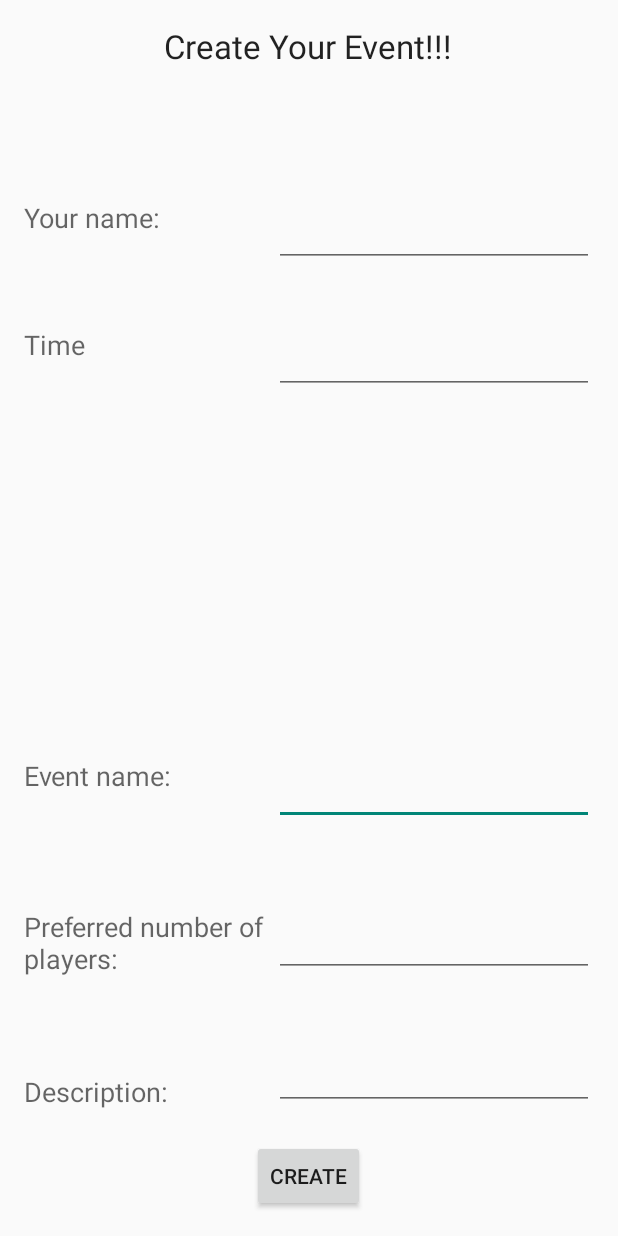
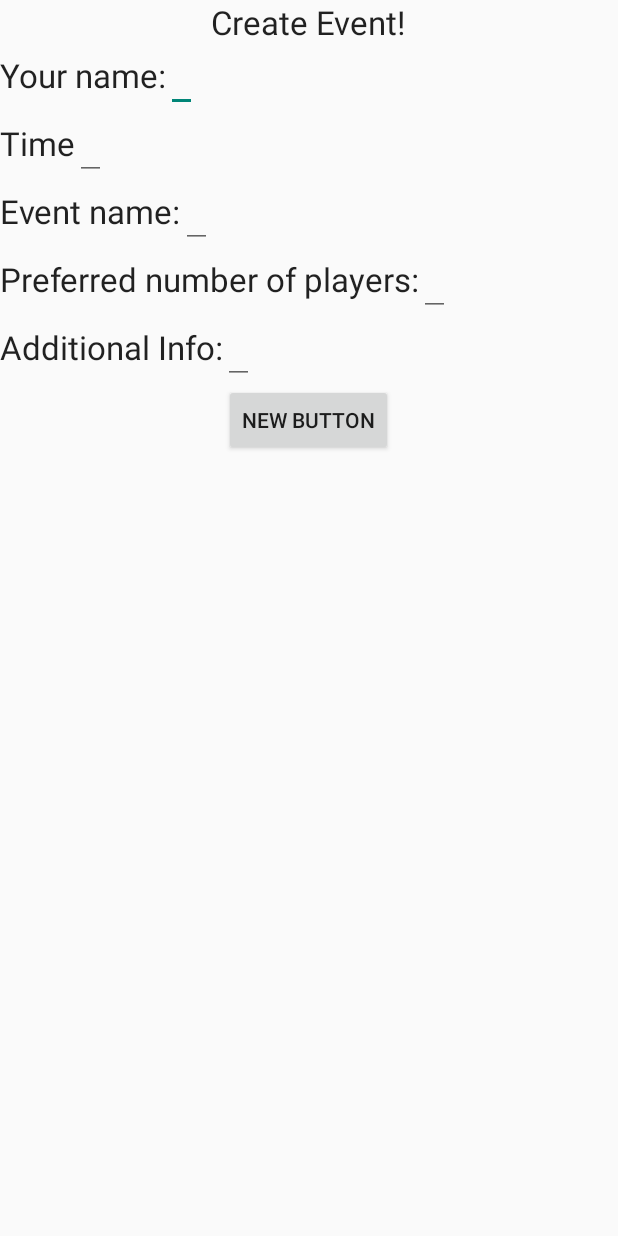
Before and after one commit to gcherr/CMPS115-Project, an Android app: the createEvent screen opened directly, with no data from a screen before it, on a phone screen of 412 x 824 dp. Run offline under Robolectric (Android 15) with nearby library versions, the phone set to English and light mode, and no system bars; libraries missing offline, so code that uses them is left out: com.parse; 1 statement that could not run was skipped.

Commit message:
changed layout of createEvent page

```diff
--- a/SlugSports/app/src/main/AndroidManifest.xml
+++ b/SlugSports/app/src/main/AndroidManifest.xml
@@ -7,6 +7,7 @@
     <uses-permission android:name="android.permission.GET_ACCOUNTS" />
     <uses-permission android:name="android.permission.MANAGE_ACCOUNTS" />
     <uses-permission android:name="android.permission.USE_CREDENTIALS" />
+
 
     <application
         android:allowBackup="true"
--- a/SlugSports/app/src/main/res/layout/activity_create_event.xml
+++ b/SlugSports/app/src/main/res/layout/activity_create_event.xml
@@ -1,3 +1,132 @@
+<?xml version="1.0" encoding="utf-8"?>
+<ScrollView xmlns:android="http://schemas.android.com/apk/res/android"
+    android:layout_width="match_parent" android:layout_height="match_parent">
+
+    <LinearLayout
+        android:orientation="vertical"
+        android:layout_width="match_parent"
+        android:layout_height="wrap_content"
+        android:weightSum="7">
+
+        <TextView
+            android:layout_width="wrap_content"
+            android:layout_height="wrap_content"
+            android:textAppearance="?android:attr/textAppearanceLarge"
+            android:text="Create Event!"
+            android:id="@+id/textView8"
+            android:layout_gravity="center_horizontal"
+            android:layout_weight="1" />
+
+        <LinearLayout
+            android:orientation="horizontal"
+            android:layout_width="match_parent"
+            android:layout_height="match_parent"
+            android:layout_weight="1">
+
+            <TextView
+                android:layout_width="wrap_content"
+                android:layout_height="wrap_content"
+                android:textAppearance="?android:attr/textAppearanceLarge"
+                android:text="@string/enter_name"
+                android:id="@+id/textView9" />
+
+            <EditText
+                android:layout_width="wrap_content"
+                android:layout_height="wrap_content"
+                android:id="@+id/editText4"
+                android:inputType="textPersonName"/>
+        </LinearLayout>
+
+        <LinearLayout
+            android:orientation="horizontal"
+            android:layout_width="match_parent"
+            android:layout_height="match_parent"
+            android:layout_weight="1">
+
+            <TextView
+                android:layout_width="wrap_content"
+                android:layout_height="wrap_content"
+                android:textAppearance="?android:attr/textAppearanceLarge"
+                android:text="@string/select_time"
+                android:id="@+id/textView10" />
+
+            <EditText
+                android:layout_width="wrap_content"
+                android:layout_height="wrap_content"
+                android:id="@+id/editText10"
+                android:focusable="false"/>
+        </LinearLayout>
+
+        <LinearLayout
+            android:orientation="horizontal"
+            android:layout_width="match_parent"
+            android:layout_height="match_parent"
+            android:layout_weight="1">
+
+            <TextView
+                android:layout_width="wrap_content"
+                android:layout_height="wrap_content"
+                android:textAppearance="?android:attr/textAppearanceLarge"
+                android:text="@string/event_name"
+                android:id="@+id/textView11" />
+
+            <EditText
+                android:layout_width="wrap_content"
+                android:layout_height="wrap_content"
+                android:id="@+id/editText"
+                android:inputType="textPersonName"/>
+        </LinearLayout>
+
+        <LinearLayout
+            android:orientation="horizontal"
+            android:layout_width="match_parent"
+            android:layout_height="match_parent"
+            android:layout_weight="1">
+
+            <TextView
+                android:layout_width="wrap_content"
+                android:layout_height="wrap_content"
+                android:textAppearance="?android:attr/textAppearanceLarge"
+                android:text="@string/preferred_num"
+                android:id="@+id/textView12" />
+
+            <EditText
+                android:layout_width="wrap_content"
+                android:layout_height="wrap_content"
+                android:id="@+id/editText2"
+                android:inputType="number"/>
+        </LinearLayout>
+
+        <LinearLayout
+            android:orientation="horizontal"
+            android:layout_width="match_parent"
+            android:layout_height="match_parent"
+            android:layout_weight="1">
+
+            <TextView
+                android:layout_width="wrap_content"
+                android:layout_height="wrap_content"
+                android:textAppearance="?android:attr/textAppearanceLarge"
+                android:text="@string/description"
+                android:id="@+id/textView13" />
+
+            <EditText
+                android:layout_width="wrap_content"
+                android:layout_height="wrap_content"
+                android:id="@+id/editText3" />
+        </LinearLayout>
+
+        <Button
+            android:layout_width="wrap_content"
+            android:layout_height="wrap_content"
+            android:text="New Button"
+            android:id="@+id/button3"
+            android:layout_gravity="center_horizontal"
+            android:layout_weight="1" />
+    </LinearLayout>
+</ScrollView>
+
+    <!--
     <?xml version="1.0" encoding="utf-8"?>
     <RelativeLayout xmlns:android="http://schemas.android.com/apk/res/android"
         xmlns:tools="http://schemas.android.com/tools" android:layout_width="match_parent"
@@ -140,3 +269,4 @@
             android:focusable="false"/>
 
     </RelativeLayout>
+    -->
--- a/SlugSports/app/src/main/res/values/strings.xml
+++ b/SlugSports/app/src/main/res/values/strings.xml
@@ -11,7 +11,7 @@
 
     <string name="event_name">Event name:</string>
     <string name="preferred_num">Preferred number of players:</string>
-    <string name="description">Description:</string>
+    <string name="description">Additional Info:</string>
     <string name="enter_name">Your name:</string>
     <string name="event_creator">Create Your Event!!!</string>
     <string name="create">Create</string>
--- a/SlugSports/app/src/main/res/values/styles.xml
+++ b/SlugSports/app/src/main/res/values/styles.xml
@@ -11,4 +11,10 @@
     <style name="AppTheme.AppBarOverlay" parent="ThemeOverlay.AppCompat.Dark.ActionBar" />
     <style name="AppTheme.PopupOverlay" parent="ThemeOverlay.AppCompat.Light" />
 
+    <color name="custom_theme_color">#b0b0ff</color>
+    <style name="CustomTheme" parent="android:Theme.Light">
+        <item name="android:windowBackground">@color/custom_theme_color</item>
+        <item name="android:colorBackground">@color/custom_theme_color</item>
+    </style>
+
 </resources>
```
Lines whose indentation alone changed are shown as unchanged.
